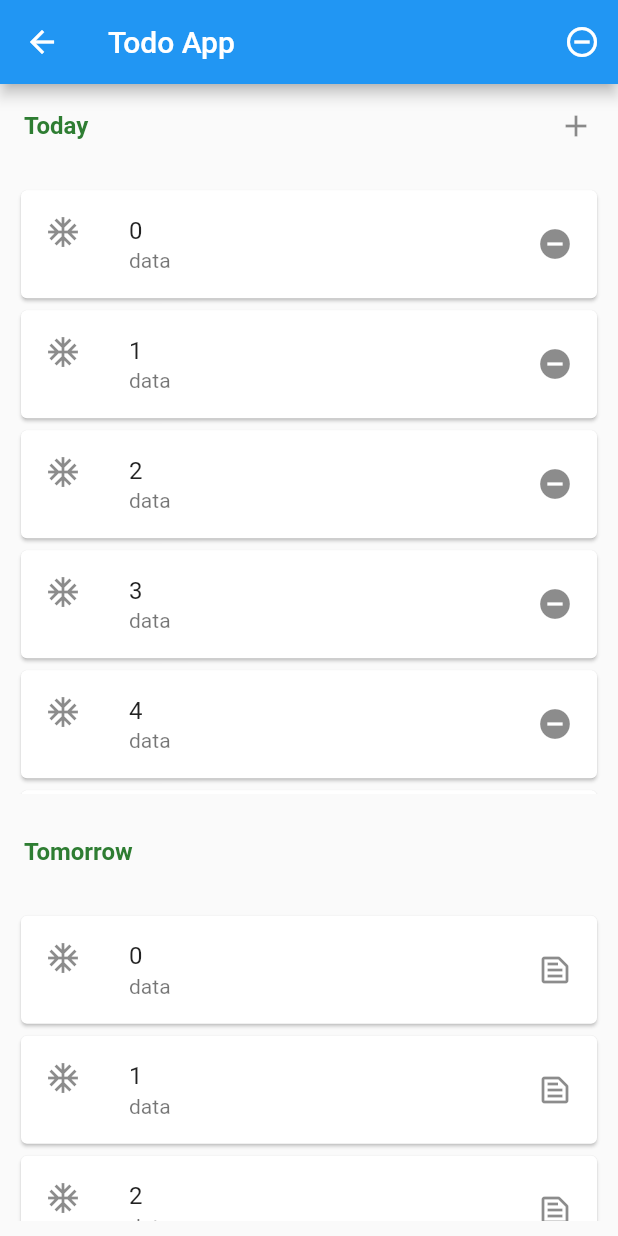
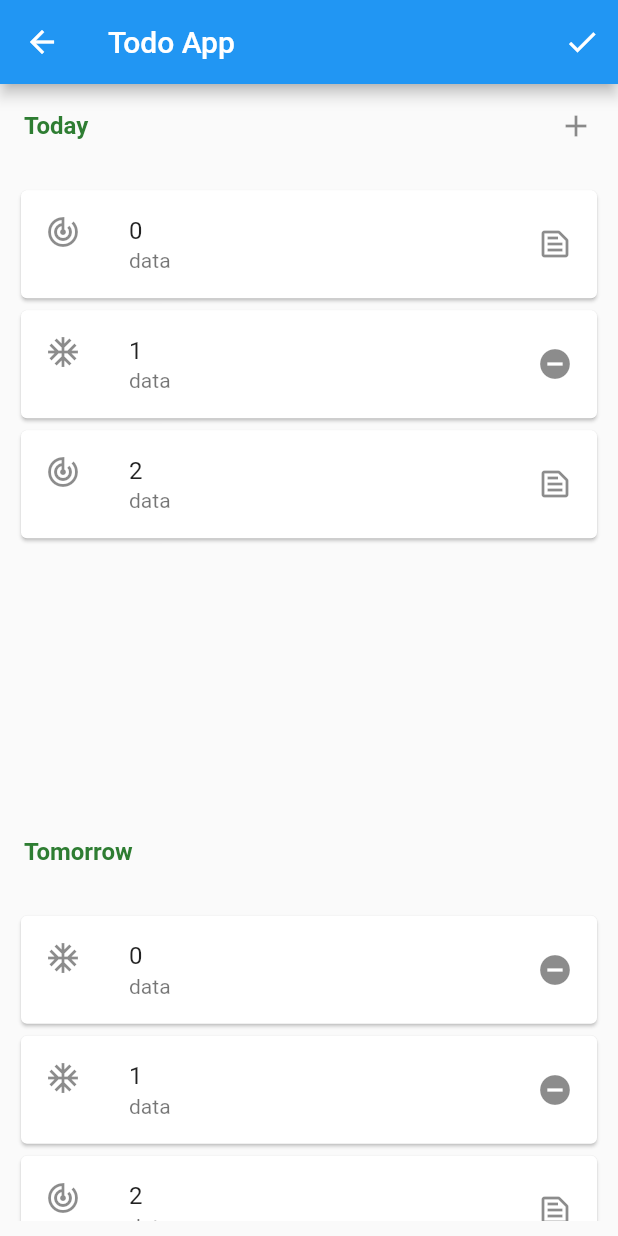
Before and after one commit to S-EmreCat/todo_app, a Flutter app: the AllTasks screen opened directly, after a tap on an icon or button, on a phone screen of 412 x 824 dp. Run offline on Flutter 3.47's test engine with Material 2 defaults, Android fonts, the phone set to English and light mode, and no system bars; our stand-ins replace get; Roboto replaces fonts that are missing (Poppins).

Commit message:
listview builder fake model (unique icons for each item)

```diff
--- a/lib/main.dart
+++ b/lib/main.dart
@@ -1,4 +1,5 @@
 import 'package:flutter/material.dart';
+
 import 'ui/views/MyLists/my_lists_view.dart';
 
 void main() => runApp(const MyApp());
--- a/lib/ui/views/allTasks/all_tasks_view.dart
+++ b/lib/ui/views/allTasks/all_tasks_view.dart
@@ -22,14 +22,14 @@ class _AllTasksState extends State<AllTasks> {
           IconButton(
             onPressed: () {},
             icon: const CustomListTileIcon(
-              isDone: false,
+              isDone: true,
             ),
-          )
+          ),
         ],
       ),
       body: Column(
-        children: const [
-          Expanded(
+        children: [
+          const Expanded(
             flex: 2,
             child: ListTile(
               trailing: Icon(Icons.add),
@@ -41,13 +41,11 @@ class _AllTasksState extends State<AllTasks> {
           Expanded(
             flex: 15,
             child: Padding(
-              padding: CustomPadding.all(),
-              child: TaskList(
-                isDone: true,
-              ),
+              padding: const CustomPadding.all(),
+              child: TaskList(),
             ),
           ),
-          Expanded(
+          const Expanded(
               flex: 2,
               child: ListTile(
                 title: TextWidget(
@@ -57,10 +55,8 @@ class _AllTasksState extends State<AllTasks> {
           Expanded(
               flex: 8,
               child: Padding(
-                padding: CustomPadding.all(),
-                child: TaskList(
-                  isDone: false,
-                ),
+                padding: const CustomPadding.all(),
+                child: TaskList(),
               )),
         ],
       ),
--- a/lib/ui/widgets/listView/listview_builder.dart
+++ b/lib/ui/widgets/listView/listview_builder.dart
@@ -1,30 +1,46 @@
 import 'package:flutter/material.dart';
 
 class TaskList extends StatefulWidget {
-  const TaskList({Key? key, required this.isDone}) : super(key: key);
+  TaskList({Key? key}) : super(key: key);
 
-  final bool isDone;
   @override
   _TaskListState createState() => _TaskListState();
 }
 
+class ListItem {
+  String? title;
+  bool isSelected;
+  ListItem({
+    this.title,
+    required this.isSelected,
+  });
+}
+
 class _TaskListState extends State<TaskList> {
+  List<ListItem> items = [
+    ListItem(title: 'Me', isSelected: true),
+    ListItem(title: 'MYSELF', isSelected: true),
+    ListItem(title: 'I', isSelected: false),
+  ];
   @override
   Widget build(BuildContext context) {
     return ListView.builder(
       shrinkWrap: true,
-      itemCount: 29,
+      itemCount: items.length,
       itemBuilder: (context, index) => Card(
         child: ListTile(
           title: Text(index.toString()),
-          trailing: widget.isDone
+          trailing: items[index].isSelected
               ? (const Icon(Icons.do_not_disturb_on_sharp))
               : const Icon(Icons.text_snippet_outlined),
           subtitle: const Text("data"),
-          leading: const Icon(Icons.ac_unit),
+          leading: items[index].isSelected
+              ? const Icon(Icons.ac_unit)
+              : const Icon(Icons.track_changes),
           onTap: () {
             setState(() {
-              widget.isDone = !widget.isDone;
+              debugPrint(items[index].isSelected.toString());
+              items[index].isSelected = !items[index].isSelected;
             });
           },
         ),
```
Also changed, not shown: lib/ui/views/MyLists/my_lists_view.dart (+4 -3 lines).
